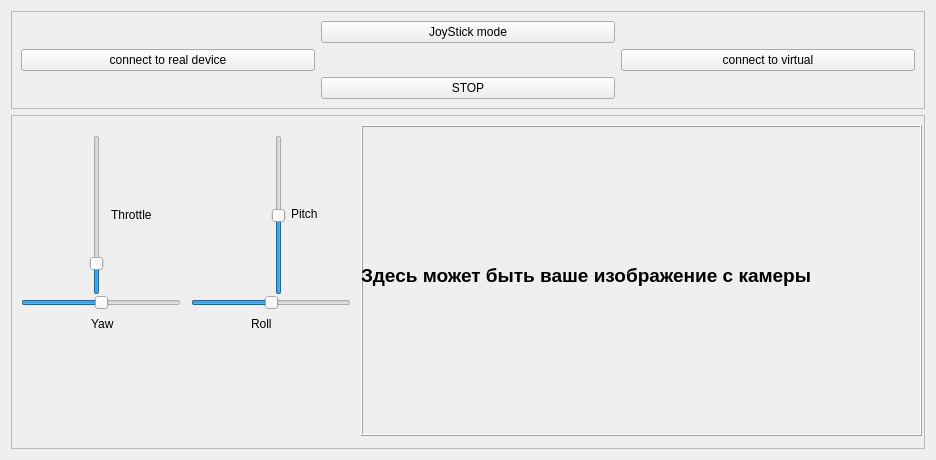
This is applications/physics/physicsMainWidget.ui in PimenovAlexander/corecvs as Qt 5 draws it before an edit. The edited form follows.
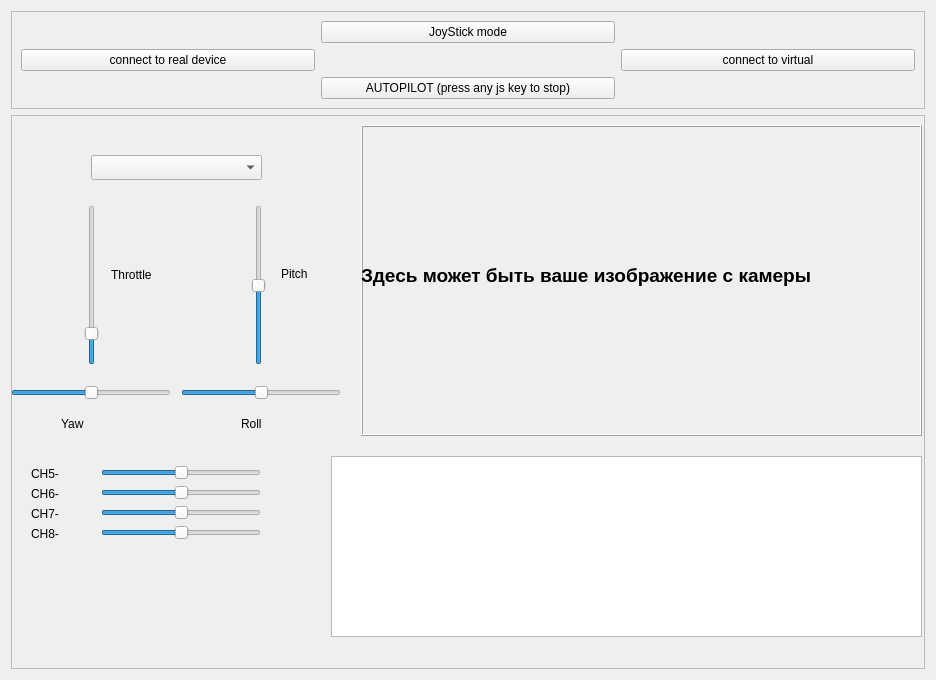
This is the edited form. Icons and pictures are not drawn.

Commit message: now 8 channels

What changed in the file:
```diff
--- a/applications/physics/physicsMainWidget.ui
+++ b/applications/physics/physicsMainWidget.ui
@@ -7,7 +7,7 @@
     <x>0</x>
     <y>0</y>
     <width>936</width>
-    <height>460</height>
+    <height>680</height>
    </rect>
   </property>
   <property name="windowTitle">
@@ -65,7 +65,7 @@
       <item row="2" column="1">
        <widget class="QPushButton" name="pushButton_2">
         <property name="text">
-         <string>STOP</string>
+         <string>AUTOPILOT (press any js key to stop)</string>
         </property>
         <property name="icon">
          <iconset resource="../../resources/main.qrc">
@@ -93,8 +93,8 @@
      <widget class="QSlider" name="Yaw">
       <property name="geometry">
        <rect>
-        <x>10</x>
-        <y>180</y>
+        <x>0</x>
+        <y>270</y>
         <width>160</width>
         <height>16</height>
        </rect>
@@ -118,8 +118,8 @@
      <widget class="QSlider" name="Throttle">
       <property name="geometry">
        <rect>
-        <x>65</x>
-        <y>20</y>
+        <x>60</x>
+        <y>90</y>
         <width>41</width>
         <height>160</height>
        </rect>
@@ -143,8 +143,8 @@
      <widget class="QSlider" name="Roll">
       <property name="geometry">
        <rect>
-        <x>180</x>
-        <y>180</y>
+        <x>170</x>
+        <y>270</y>
         <width>160</width>
         <height>16</height>
        </rect>
@@ -165,8 +165,8 @@
      <widget class="QSlider" name="Pitch">
       <property name="geometry">
        <rect>
-        <x>260</x>
-        <y>20</y>
+        <x>240</x>
+        <y>90</y>
         <width>16</width>
         <height>160</height>
        </rect>
@@ -229,8 +229,8 @@
      <widget class="QLabel" name="label">
       <property name="geometry">
        <rect>
-        <x>80</x>
-        <y>200</y>
+        <x>50</x>
+        <y>300</y>
         <width>67</width>
         <height>17</height>
        </rect>
@@ -242,8 +242,8 @@
      <widget class="QLabel" name="label_2">
       <property name="geometry">
        <rect>
-        <x>240</x>
-        <y>200</y>
+        <x>230</x>
+        <y>300</y>
         <width>67</width>
         <height>17</height>
        </rect>
@@ -255,8 +255,8 @@
      <widget class="QLabel" name="label_3">
       <property name="geometry">
        <rect>
-        <x>280</x>
-        <y>90</y>
+        <x>270</x>
+        <y>150</y>
         <width>67</width>
         <height>17</height>
        </rect>
@@ -269,7 +269,7 @@
       <property name="geometry">
        <rect>
         <x>100</x>
-        <y>90</y>
+        <y>150</y>
         <width>131</width>
         <height>20</height>
        </rect>
@@ -278,6 +278,181 @@
        <string>Throttle</string>
       </property>
      </widget>
+     <widget class="QComboBox" name="comboBox">
+      <property name="geometry">
+       <rect>
+        <x>80</x>
+        <y>40</y>
+        <width>171</width>
+        <height>25</height>
+       </rect>
+      </property>
+      <property name="currentText">
+       <string/>
+      </property>
+     </widget>
+     <widget class="QListView" name="listView">
+      <property name="geometry">
+       <rect>
+        <x>320</x>
+        <y>341</y>
+        <width>591</width>
+        <height>181</height>
+       </rect>
+      </property>
+     </widget>
+     <widget class="QSlider" name="CH5">
+      <property name="geometry">
+       <rect>
+        <x>90</x>
+        <y>350</y>
+        <width>160</width>
+        <height>16</height>
+       </rect>
+      </property>
+      <property name="minimum">
+       <number>900</number>
+      </property>
+      <property name="maximum">
+       <number>2100</number>
+      </property>
+      <property name="value">
+       <number>1500</number>
+      </property>
+      <property name="sliderPosition">
+       <number>1500</number>
+      </property>
+      <property name="orientation">
+       <enum>Qt::Horizontal</enum>
+      </property>
+     </widget>
+     <widget class="QSlider" name="CH6">
+      <property name="geometry">
+       <rect>
+        <x>90</x>
+        <y>370</y>
+        <width>160</width>
+        <height>16</height>
+       </rect>
+      </property>
+      <property name="minimum">
+       <number>900</number>
+      </property>
+      <property name="maximum">
+       <number>2100</number>
+      </property>
+      <property name="value">
+       <number>1500</number>
+      </property>
+      <property name="sliderPosition">
+       <number>1500</number>
+      </property>
+      <property name="orientation">
+       <enum>Qt::Horizontal</enum>
+      </property>
+     </widget>
+     <widget class="QSlider" name="CH7">
+      <property name="geometry">
+       <rect>
+        <x>90</x>
+        <y>390</y>
+        <width>160</width>
+        <height>16</height>
+       </rect>
+      </property>
+      <property name="minimum">
+       <number>900</number>
+      </property>
+      <property name="maximum">
+       <number>2100</number>
+      </property>
+      <property name="value">
+       <number>1500</number>
+      </property>
+      <property name="sliderPosition">
+       <number>1500</number>
+      </property>
+      <property name="orientation">
+       <enum>Qt::Horizontal</enum>
+      </property>
+     </widget>
+     <widget class="QSlider" name="CH8">
+      <property name="geometry">
+       <rect>
+        <x>90</x>
+        <y>410</y>
+        <width>160</width>
+        <height>16</height>
+       </rect>
+      </property>
+      <property name="minimum">
+       <number>900</number>
+      </property>
+      <property name="maximum">
+       <number>2100</number>
+      </property>
+      <property name="value">
+       <number>1500</number>
+      </property>
+      <property name="sliderPosition">
+       <number>1500</number>
+      </property>
+      <property name="orientation">
+       <enum>Qt::Horizontal</enum>
+      </property>
+     </widget>
+     <widget class="QLabel" name="CH5_label">
+      <property name="geometry">
+       <rect>
+        <x>20</x>
+        <y>350</y>
+        <width>67</width>
+        <height>17</height>
+       </rect>
+      </property>
+      <property name="text">
+       <string>CH5-</string>
+      </property>
+     </widget>
+     <widget class="QLabel" name="CH7_label">
+      <property name="geometry">
+       <rect>
+        <x>20</x>
+        <y>390</y>
+        <width>67</width>
+        <height>17</height>
+       </rect>
+      </property>
+      <property name="text">
+       <string>CH7-</string>
+      </property>
+     </widget>
+     <widget class="QLabel" name="CH8_label">
+      <property name="geometry">
+       <rect>
+        <x>20</x>
+        <y>410</y>
+        <width>67</width>
+        <height>17</height>
+       </rect>
+      </property>
+      <property name="text">
+       <string>CH8-</string>
+      </property>
+     </widget>
+     <widget class="QLabel" name="CH6_label">
+      <property name="geometry">
+       <rect>
+        <x>20</x>
+        <y>370</y>
+        <width>67</width>
+        <height>17</height>
+       </rect>
+      </property>
+      <property name="text">
+       <string>CH6-</string>
+      </property>
+     </widget>
     </widget>
    </item>
   </layout>
```
Left out of the diff: 80 changed lines with no effect on the pictures.
